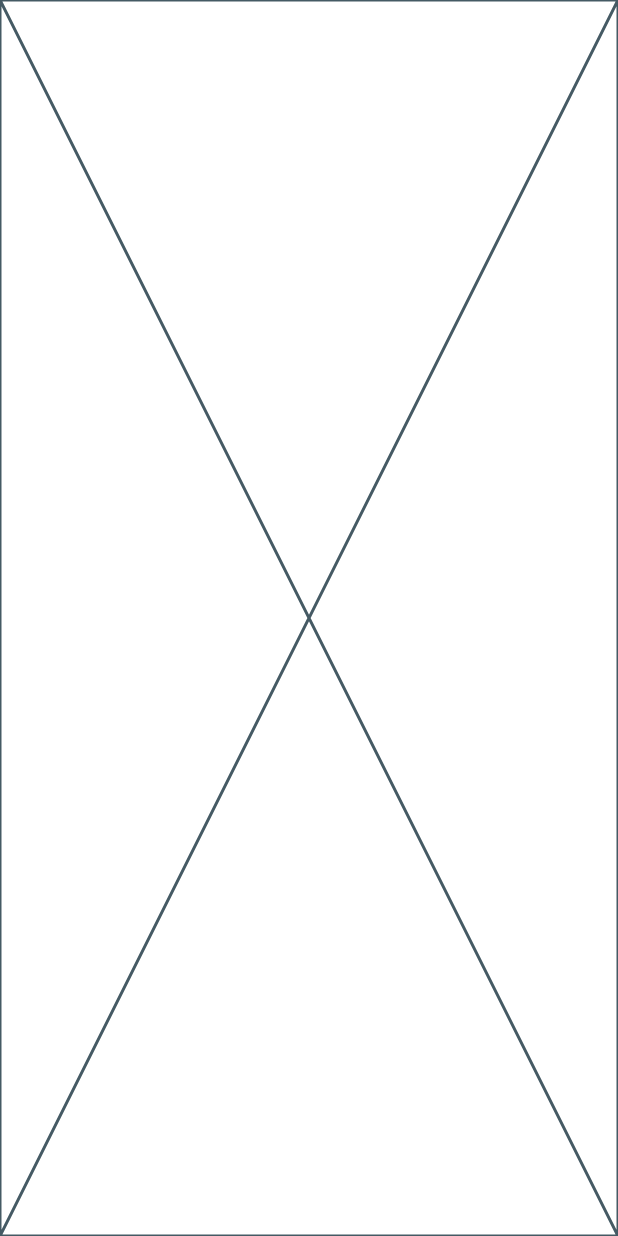
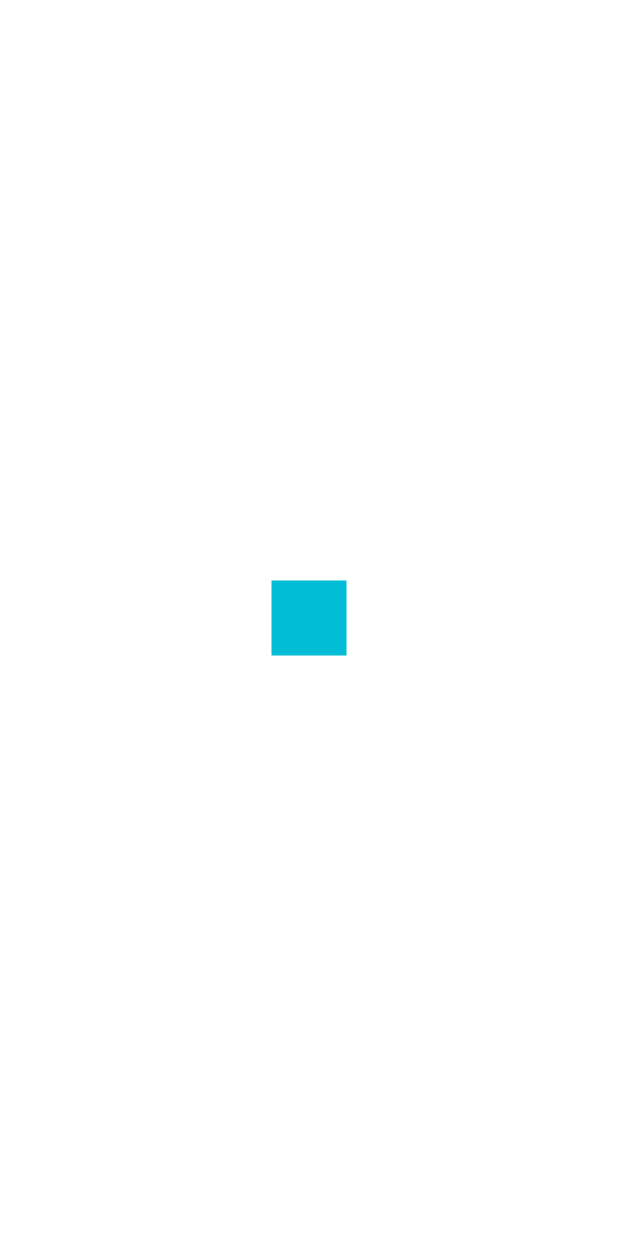
Before and after one commit to cf9874/flutter_contact_app, a Flutter app: the screen it shows after launch, on a phone screen of 412 x 824 dp. Run offline on Flutter 3.47's test engine with Material 3 defaults, Android fonts, the phone set to English and light mode, and no system bars.

Commit message:
basic widget

```diff
--- a/lib/main.dart
+++ b/lib/main.dart
@@ -3,11 +3,24 @@ import 'package:flutter/material.dart';
 void main() {
   runApp(const MyApp());
 }
+
 class MyApp extends StatelessWidget {
   const MyApp({super.key});
 
   @override
   Widget build(BuildContext context) {
-    return const Placeholder();
+    return MaterialApp(
+      home: Center(
+        // child: Text('asdsa')
+        //   child: Icon(Icons.safety_check)
+        // child: Image.asset('alp.jpg')
+        child: Container(width: 50,height: 50,color: Colors.cyan)
+      ),
+    );
   }
 }
+// widget
+// 1. Text
+// 2. Image << add seets dir  , pubspec.yaml and set path
+// 3. Icon
+// 4. Box
--- a/pubspec.yaml
+++ b/pubspec.yaml
@@ -51,7 +51,8 @@ dev_dependencies:
 
 # The following section is specific to Flutter packages.
 flutter:
-
+  assets:
+    - assets/
   # The following line ensures that the Material Icons font is
   # included with your application, so that you can use the icons in
   # the material Icons class.
```
Also changed, not shown: assets/alp.jpg (added).
